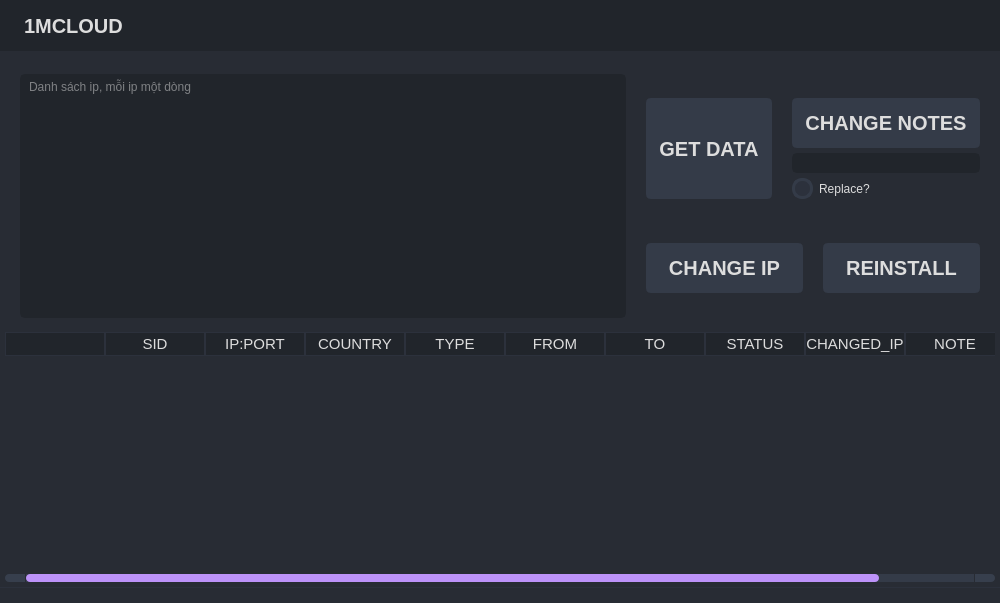
Before: the Qt Designer form gui/table.ui in Hq1anq/1mcloud_manager, drawn with Qt 5.
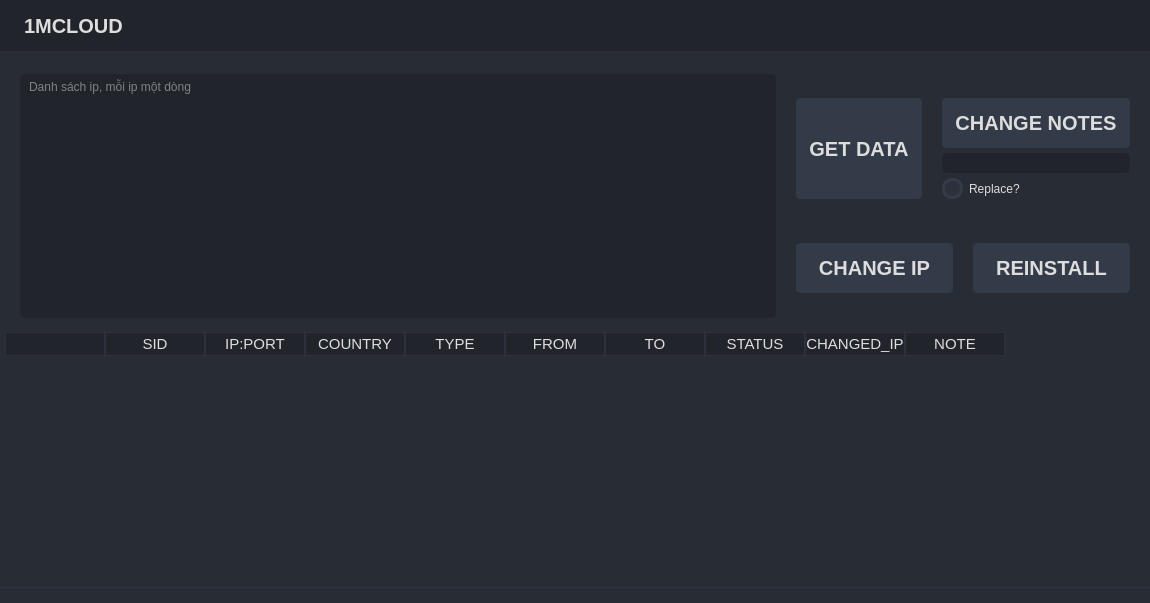
After: the same form once the commit is applied. Icons and pictures are not drawn.

Commit message: change font (bigger), adjust width (wider)

```diff
--- a/gui/table.ui
+++ b/gui/table.ui
@@ -6,7 +6,7 @@
    <rect>
     <x>0</x>
     <y>0</y>
-    <width>1000</width>
+    <width>1150</width>
     <height>603</height>
    </rect>
   </property>
@@ -446,6 +446,9 @@
         <verstretch>0</verstretch>
        </sizepolicy>
       </property>
+      <property name="styleSheet">
+       <string notr="true">font: 15px</string>
+      </property>
       <column>
        <property name="text">
         <string/>
```
The commit also changes 2 other files.
